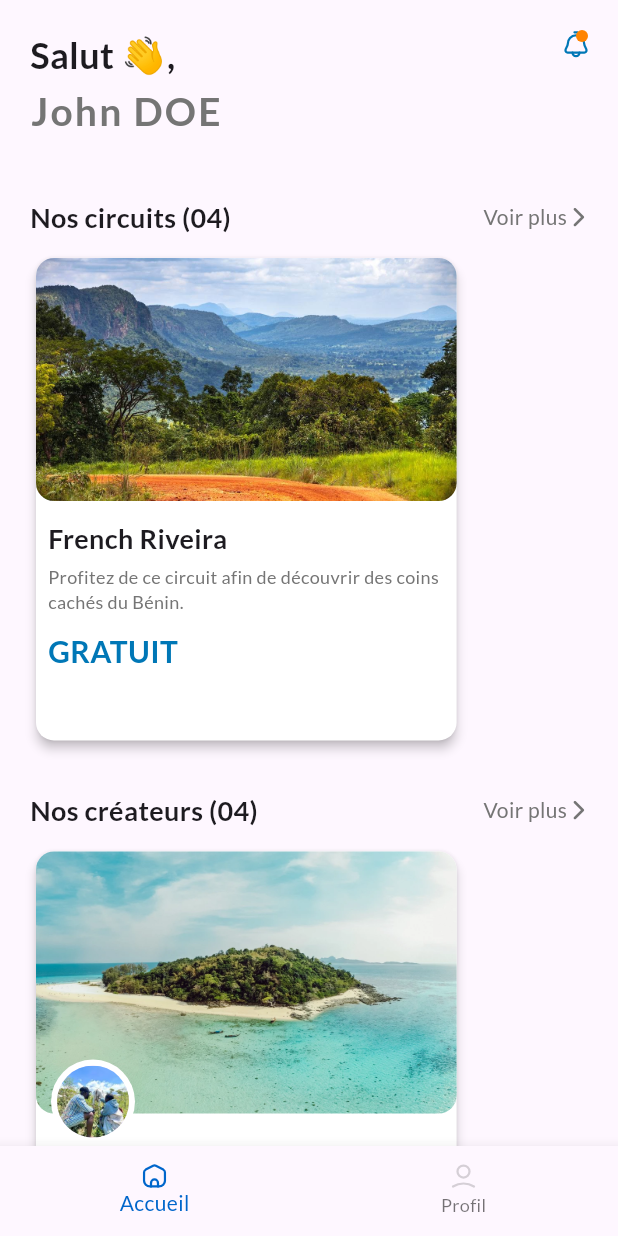
After one commit to imdadAdelabou/EasyTrip, a Flutter app: the HomeTraveller screen opened by its route, on a phone screen of 412 x 824 dp. The commit adds this screen. Run offline on Flutter 3.47's test engine with Material 2 defaults, Android fonts, the light colour scheme and no system bars; our stand-ins replace flutter_svg, font_awesome_flutter, gap, google_fonts, pin_code_fields.

```diff
--- a/lib/components/custom_bottom_bar.dart
+++ b/lib/components/custom_bottom_bar.dart
@@ -4,18 +4,31 @@ import "package:flutter_svg/svg.dart";
 import "package:google_fonts/google_fonts.dart";
 
 class CustomBottomBar extends StatefulWidget {
-  const CustomBottomBar({super.key});
+  final Function(int) getCurrentIndex;
+  const CustomBottomBar({
+    super.key,
+    required this.getCurrentIndex,
+  });
 
   @override
   State<CustomBottomBar> createState() => _CustomBottomBarState();
 }
 
 class _CustomBottomBarState extends State<CustomBottomBar> {
+  int _currentIndex = 0;
+
   @override
   Widget build(BuildContext context) {
     return SizedBox(
       height: 60.0,
       child: BottomNavigationBar(
+        onTap: (int index) {
+          widget.getCurrentIndex(index);
+          setState(() {
+            _currentIndex = index;
+          });
+        } ,
+        currentIndex: _currentIndex,
         selectedLabelStyle: GoogleFonts.lato(),
         unselectedLabelStyle: GoogleFonts.lato(),
         selectedItemColor: const Color(0xff0066CB),
--- a/lib/utils/constant.dart
+++ b/lib/utils/constant.dart
@@ -6,12 +6,16 @@ import 'package:easy_trip/utils/app_asset.dart';
 import 'package:easy_trip/utils/app_message.dart';
 import 'package:easy_trip/utils/styles.dart';
 import 'package:easy_trip/views/auth/register/traveler/register_traveler.dart';
+import 'package:easy_trip/views/home/traveller/index_home.dart';
+import 'package:easy_trip/views/home/traveller/setting_traveller.dart';
 
 const circleRadius = 70.0;
 
 enum TypeInput { text, password }
 
 enum TypeUser { traveller, creator }
+
+const screensTraveller = [IndexHome(), SettingTraveller()];
 
 List<UserRoleChoice> userChoices = [
   UserRoleChoice(
--- /dev/null
+++ b/lib/views/home/traveller/index_home.dart
@@ -0,0 +1,135 @@
+import "package:easy_trip/components/circuit_card.dart";
+import "package:easy_trip/components/creator_card.dart";
+import "package:easy_trip/components/head_title_section.dart";
+import "package:easy_trip/components/icon_notification.dart";
+import "package:easy_trip/models/circuit/circuit.dart";
+import "package:easy_trip/models/creator/creator.dart";
+import "package:easy_trip/models/path/path.dart";
+import "package:easy_trip/utils/app_message.dart";
+import "package:easy_trip/utils/constant.dart";
+import "package:flutter/material.dart";
+import "package:gap/gap.dart";
+import "package:google_fonts/google_fonts.dart";
+
+import "../../../utils/app_asset.dart";
+import "../../../utils/styles.dart";
+
+class IndexHome extends StatelessWidget {
+  const IndexHome({super.key});
+
+  @override
+  Widget build(BuildContext context) {
+    return Column(
+            crossAxisAlignment: CrossAxisAlignment.start,
+            children: [
+              const Gap(20.0),
+              Row(
+                crossAxisAlignment: CrossAxisAlignment.start,
+                mainAxisAlignment: MainAxisAlignment.spaceBetween,
+                children: [
+                  Padding(
+                    padding:  EdgeInsets.symmetric(
+                      horizontal: horizontalSpaceBtwScreenAndComponent,
+                    ),
+                    child: Column(
+                      crossAxisAlignment: CrossAxisAlignment.start,
+                      children: [
+                        Text(
+                          '${AppMessage.helloLabel} 👋,',
+                          style: GoogleFonts.lato(
+                            fontSize: 24.0,
+                            fontWeight: FontWeight.bold,
+                          ),
+                        ),
+                        Text(
+                          'John DOE',
+                          style: GoogleFonts.lato(
+                            fontSize: 26.0,
+                            fontWeight: FontWeight.bold,
+                            color: AppColor.greyColor,
+                            letterSpacing: 1.5,
+                          ),
+                        ),
+                      ],
+                    ),
+                  ),
+                  const Padding(
+                    padding: EdgeInsets.only(
+                      right: horizontalSpaceBtwScreenAndComponent,
+                    ),
+                    child: IconNotification(),
+                  ),
+                ],
+              ),
+              const Gap(40.0),
+              HeadTitleSection(
+                label: AppMessage.ourCircuits,
+                count: 4,
+                action: () {},
+              ),
+              const Gap(10.0),
+              Padding(
+                padding: const EdgeInsets.only(
+                  left: horizontalSpaceBtwScreenAndComponent,
+                ),
+                child: CircuitCard(
+                  circuit: Circuit(
+                    title: "French Riveira",
+                    covers: [
+                      AppAsset.sampleCoverImg,
+                      AppAsset.coverSampleProfile,
+                    ],
+                    paths: const [
+                      PathCircuit(
+                        id: "0",
+                        title: "La mer noire",
+                        position: "Porto Novo",
+                        description:
+                            "La ville de Porto Novo, surnommée la 'cité rouge', peut offrir aux touristes une belle diversité d'activités lors de leur voyage au Bénin",
+                      ),
+                      PathCircuit(
+                        id: "1",
+                        title: "La ville d'Adjarra",
+                        description:
+                            "Cette ville est située à 10 kilomètres de Porto Novo, installez-vous derrière un zemidjan (moto taxi) et vous y serez en quelques minutes. Ce village est célèbre pour son marché artisanal, coloré et dynamique",
+                        position: "Porto-Novo, Bénin",
+                      ),
+                      PathCircuit(
+                        id: "2",
+                        title: "Le lac Nokoué",
+                        description:
+                            "Les Aguégué sont les villages les plus connus du lac. La balade en pirogue (à moteur ou au bambou) est agréable et la vie sur l'eau des Béninois offre un beau tableau",
+                        position: "Nokoué",
+                      ),
+                    ],
+                    description: AppMessage.sampleDescription,
+                    price: 0,
+                  ),
+                ),
+              ),
+              const Gap(30.0),
+              HeadTitleSection(
+                label: AppMessage.ourCreatorLabel,
+                count: 4,
+                action: () {},
+              ),
+              const Gap(10.0),
+              Padding(
+                padding: const EdgeInsets.only(
+                  left: horizontalSpaceBtwScreenAndComponent,
+                ),
+                child: CreatorCard(
+                  creator: Creator(
+                    title: "Ola.angel",
+                    profileCover: AppAsset.coverSampleProfile,
+                    pictureProfile: AppAsset.sampleProfilePicture,
+                    description:
+                        "Venez découvrir le Bénin autrement. Disponible pour des circuits personnalisés.",
+                  ),
+                ),
+              ),
+              const Gap(20.0),
+            ],
+          );
+  }
+}
```
Also changed, not shown: lib/views/home/traveller/home_traveller.dart (+14 -114 lines), lib/views/home/traveller/setting_traveller.dart (added, +14 -0 lines).
